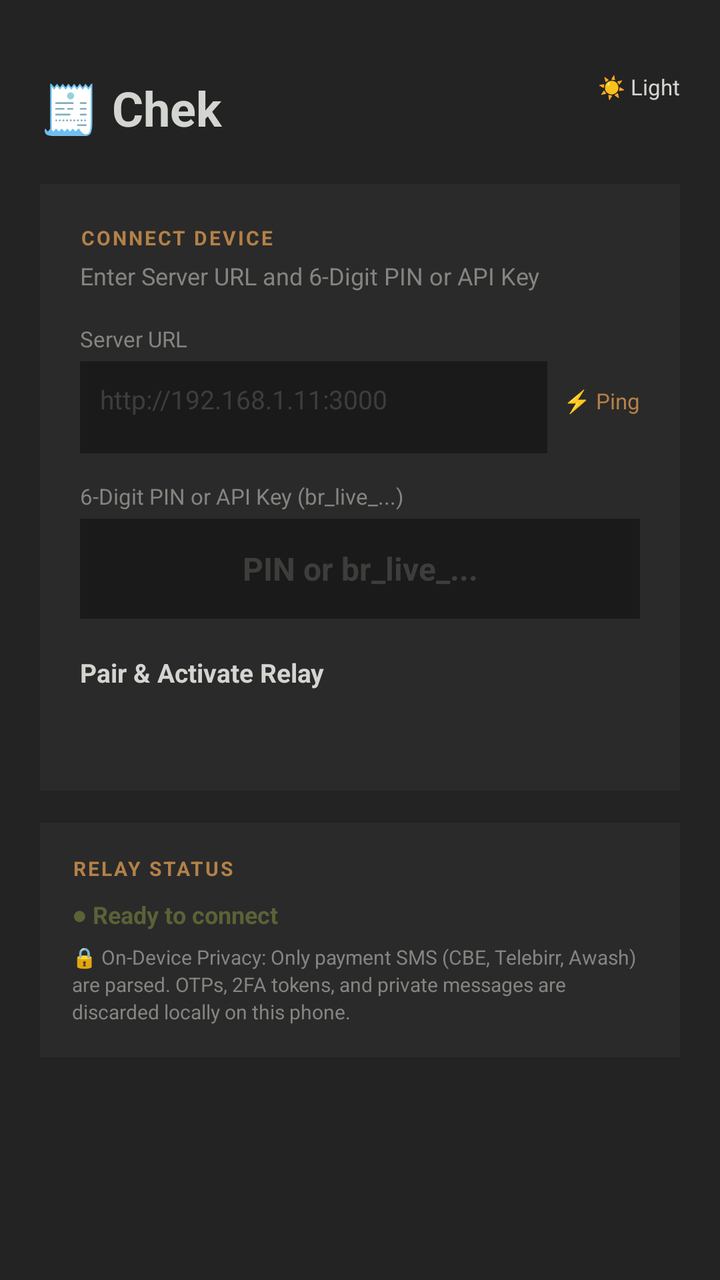
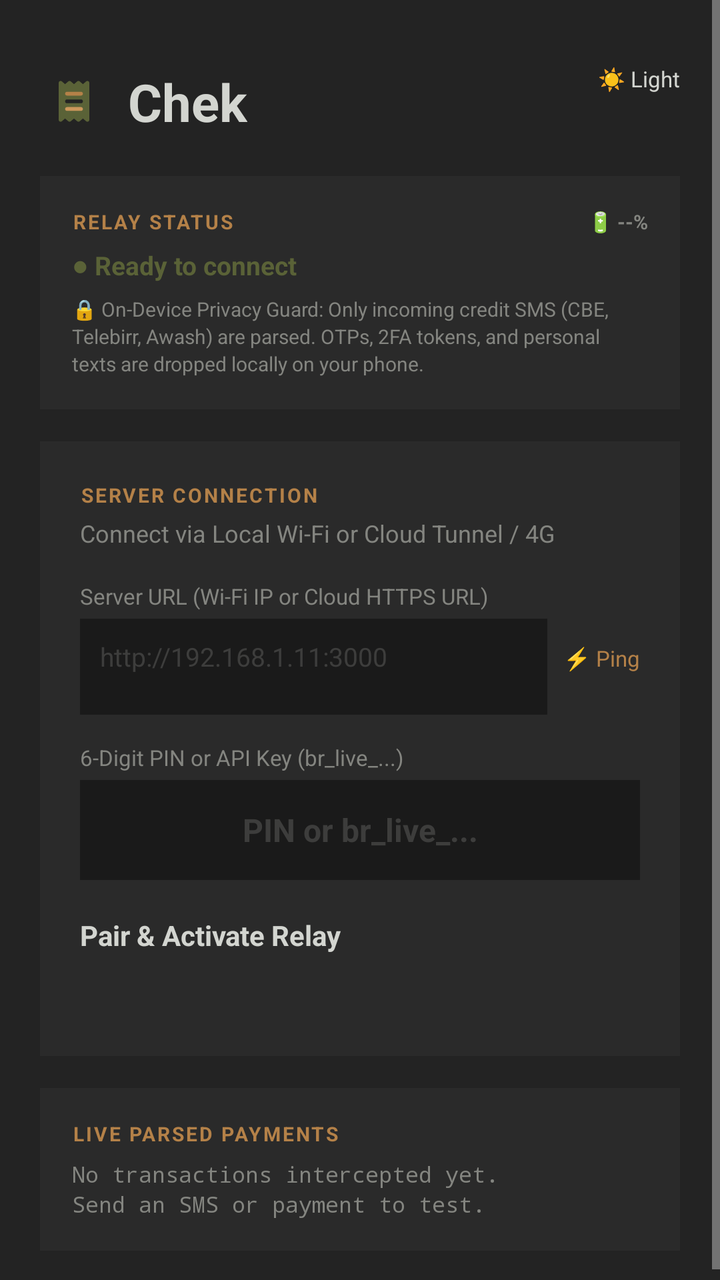

Before-and-after screenshots of an Android layout around one commit, followed by the original layout XML and the change that was made.
<!-- AndroidManifest.xml: application theme Theme.BirrRelay -->
<!-- res/layout/activity_main.xml -->
<?xml version="1.0" encoding="utf-8"?>
<ScrollView xmlns:android="http://schemas.android.com/apk/res/android"
    android:id="@+id/rootLayout"
    android:layout_width="match_parent"
    android:layout_height="match_parent"
    android:fillViewport="true"
    android:background="@color/eyu_canvas_dark">

    <LinearLayout
        android:layout_width="match_parent"
        android:layout_height="wrap_content"
        android:orientation="vertical"
        android:padding="20dp"
        android:gravity="center_horizontal">

        
        <LinearLayout
            android:layout_width="match_parent"
            android:layout_height="wrap_content"
            android:orientation="horizontal"
            android:gravity="center_vertical"
            android:layout_marginTop="16dp"
            android:layout_marginBottom="20dp">

            <TextView
                android:layout_width="0dp"
                android:layout_height="wrap_content"
                android:layout_weight="1"
                android:text="🧾 Chek"
                android:textColor="@color/eyu_ink_dark"
                android:textSize="24sp"
                android:textStyle="bold" />

            
            <Button
                android:id="@+id/btnThemeToggle"
                android:layout_width="wrap_content"
                android:layout_height="36dp"
                android:text="☀️ Light"
                android:textSize="11sp"
                android:textColor="@color/eyu_ink_dark"
                android:backgroundTint="@color/eyu_surface_elevated_dark" />
        </LinearLayout>

        
        <LinearLayout
            android:id="@+id/mainCard"
            android:layout_width="match_parent"
            android:layout_height="wrap_content"
            android:orientation="vertical"
            android:background="@color/eyu_surface_dark"
            android:padding="20dp"
            android:layout_marginBottom="16dp">

            <TextView
                android:layout_width="wrap_content"
                android:layout_height="wrap_content"
                android:text="CONNECT DEVICE"
                android:textColor="@color/eyu_golden_ochre"
                android:textSize="10sp"
                android:textStyle="bold"
                android:letterSpacing="0.1"
                android:layout_marginBottom="4dp" />

            <TextView
                android:id="@+id/tvCardSubtitle"
                android:layout_width="wrap_content"
                android:layout_height="wrap_content"
                android:text="Enter Server URL and 6-Digit PIN or API Key"
                android:textColor="@color/eyu_ink_muted_dark"
                android:textSize="12sp"
                android:layout_marginBottom="16dp" />

            
            <TextView
                android:layout_width="wrap_content"
                android:layout_height="wrap_content"
                android:text="Server URL"
                android:textColor="@color/eyu_ink_muted_dark"
                android:textSize="11sp"
                android:layout_marginBottom="4dp" />

            <LinearLayout
                android:layout_width="match_parent"
                android:layout_height="wrap_content"
                android:orientation="horizontal"
                android:layout_marginBottom="14dp">

                <EditText
                    android:id="@+id/etServerUrl"
                    android:layout_width="0dp"
                    android:layout_height="46dp"
                    android:layout_weight="1"
                    android:hint="http://192.168.1.11:3000"
                    android:textColor="@color/eyu_ink_dark"
                    android:textColorHint="#55848580"
                    android:background="@color/eyu_surface_pressed_dark"
                    android:padding="10dp"
                    android:textSize="13sp" />

                <Button
                    android:id="@+id/btnTestPing"
                    android:layout_width="wrap_content"
                    android:layout_height="46dp"
                    android:text="⚡ Ping"
                    android:textSize="11sp"
                    android:textColor="@color/eyu_golden_ochre"
                    android:backgroundTint="@color/eyu_surface_elevated_dark"
                    android:layout_marginStart="8dp" />
            </LinearLayout>

            
            <TextView
                android:id="@+id/tvCodeLabel"
                android:layout_width="wrap_content"
                android:layout_height="wrap_content"
                android:text="6-Digit PIN or API Key (br_live_...)"
                android:textColor="@color/eyu_ink_muted_dark"
                android:textSize="11sp"
                android:layout_marginBottom="4dp" />

            <EditText
                android:id="@+id/etPairingCode"
                android:layout_width="match_parent"
                android:layout_height="50dp"
                android:hint="PIN or br_live_..."
                android:textColor="@color/eyu_golden_ochre"
                android:textColorHint="#55848580"
                android:background="@color/eyu_surface_pressed_dark"
                android:padding="10dp"
                android:textSize="16sp"
                android:textStyle="bold"
                android:gravity="center"
                android:layout_marginBottom="18dp" />

            
            <Button
                android:id="@+id/btnPair"
                android:layout_width="match_parent"
                android:layout_height="48dp"
                android:text="Pair &amp; Activate Relay"
                android:textColor="@color/eyu_ink_dark"
                android:backgroundTint="@color/eyu_olive_moss"
                android:textStyle="bold"
                android:textSize="13sp" />

        </LinearLayout>

        
        <LinearLayout
            android:id="@+id/statusCard"
            android:layout_width="match_parent"
            android:layout_height="wrap_content"
            android:orientation="vertical"
            android:background="@color/eyu_surface_dark"
            android:padding="16dp">

            <TextView
                android:layout_width="wrap_content"
                android:layout_height="wrap_content"
                android:text="RELAY STATUS"
                android:textColor="@color/eyu_golden_ochre"
                android:textSize="10sp"
                android:textStyle="bold"
                android:letterSpacing="0.1"
                android:layout_marginBottom="8dp" />

            <TextView
                android:id="@+id/tvStatus"
                android:layout_width="wrap_content"
                android:layout_height="wrap_content"
                android:text="● Ready to connect"
                android:textColor="@color/eyu_olive_moss"
                android:textSize="12sp"
                android:textStyle="bold"
                android:layout_marginBottom="6dp" />

            <TextView
                android:id="@+id/tvPrivacyNotice"
                android:layout_width="wrap_content"
                android:layout_height="wrap_content"
                android:text="🔒 On-Device Privacy: Only payment SMS (CBE, Telebirr, Awash) are parsed. OTPs, 2FA tokens, and private messages are discarded locally on this phone."
                android:textColor="@color/eyu_ink_muted_dark"
                android:textSize="10sp"
                android:lineSpacingExtra="2dp" />

        </LinearLayout>

    </LinearLayout>
</ScrollView>
<!-- resources referenced by this layout -->
<resources>
  <color name="eyu_canvas_dark">#232323</color>
  <color name="eyu_golden_ochre">#B48148</color>
  <color name="eyu_ink_dark">#D3D5D0</color>
  <color name="eyu_ink_muted_dark">#848580</color>
  <color name="eyu_olive_moss">#5A6237</color>
  <color name="eyu_surface_dark">#2A2A2A</color>
  <color name="eyu_surface_elevated_dark">#323232</color>
  <color name="eyu_surface_pressed_dark">#1A1A1A</color>
  <style name="Theme.BirrRelay" parent="android:Theme.Material.NoActionBar">
          <item name="android:statusBarColor">@color/eyu_canvas_dark</item>
          <item name="android:navigationBarColor">@color/eyu_canvas_dark</item>
          <item name="android:windowBackground">@color/eyu_canvas_dark</item>
          <item name="android:textColorPrimary">@color/eyu_ink_dark</item>
          <item name="android:colorAccent">@color/eyu_olive_moss</item>
      </style>
</resources>

<!-- the commit's change to res/layout/activity_main.xml (unified diff, before → after) -->
@@ -19,27 +19,100 @@
             android:layout_height="wrap_content"
             android:orientation="horizontal"
             android:gravity="center_vertical"
-            android:layout_marginTop="16dp"
-            android:layout_marginBottom="20dp">
-
-            <TextView
+            android:layout_marginTop="12dp"
+            android:layout_marginBottom="18dp">
+
+            <LinearLayout
                 android:layout_width="0dp"
                 android:layout_height="wrap_content"
                 android:layout_weight="1"
-                android:text="🧾 Chek"
-                android:textColor="@color/eyu_ink_dark"
-                android:textSize="24sp"
-                android:textStyle="bold" />
+                android:orientation="horizontal"
+                android:gravity="center_vertical">
+
+                <ImageView
+                    android:id="@+id/ivBrandIcon"
+                    android:layout_width="34dp"
+                    android:layout_height="34dp"
+                    android:src="@drawable/ic_launcher_foreground"
+                    android:layout_marginEnd="10dp" />
+
+                <TextView
+                    android:id="@+id/tvBrandTitle"
+                    android:layout_width="wrap_content"
+                    android:layout_height="wrap_content"
+                    android:text="Chek"
+                    android:textColor="@color/eyu_ink_dark"
+                    android:textSize="26sp"
+                    android:textStyle="bold" />
+            </LinearLayout>
 
             
             <Button
                 android:id="@+id/btnThemeToggle"
                 android:layout_width="wrap_content"
-                android:layout_height="36dp"
+                android:layout_height="38dp"
                 android:text="☀️ Light"
                 android:textSize="11sp"
                 android:textColor="@color/eyu_ink_dark"
                 android:backgroundTint="@color/eyu_surface_elevated_dark" />
+        </LinearLayout>
+
+        
+        <LinearLayout
+            android:id="@+id/statusCard"
+            android:layout_width="match_parent"
+            android:layout_height="wrap_content"
+            android:orientation="vertical"
+            android:background="@color/eyu_surface_dark"
+            android:padding="16dp"
+            android:layout_marginBottom="16dp">
+
+            <LinearLayout
+                android:layout_width="match_parent"
+                android:layout_height="wrap_content"
+                android:orientation="horizontal"
+                android:gravity="center_vertical"
+                android:layout_marginBottom="6dp">
+
+                <TextView
+                    android:layout_width="0dp"
+                    android:layout_height="wrap_content"
+                    android:layout_weight="1"
+                    android:text="RELAY STATUS"
+                    android:textColor="@color/eyu_golden_ochre"
+                    android:textSize="10sp"
+                    android:textStyle="bold"
+                    android:letterSpacing="0.1" />
+
+                <TextView
+                    android:id="@+id/tvBatteryPct"
+                    android:layout_width="wrap_content"
+                    android:layout_height="wrap_content"
+                    android:text="🔋 --%"
+                    android:textColor="@color/eyu_ink_muted_dark"
+                    android:textSize="10sp"
+                    android:textStyle="bold" />
+            </LinearLayout>
+
+            <TextView
+                android:id="@+id/tvStatus"
+                android:layout_width="wrap_content"
+                android:layout_height="wrap_content"
+                android:text="● Ready to connect"
+                android:textColor="@color/eyu_olive_moss"
+                android:textSize="13sp"
+                android:textStyle="bold"
+                android:layout_marginBottom="6dp" />
+
+            <TextView
+                android:id="@+id/tvPrivacyNotice"
+                android:layout_width="wrap_content"
+                android:layout_height="wrap_content"
+                android:text="🔒 On-Device Privacy Guard: Only incoming credit SMS (CBE, Telebirr, Awash) are parsed. OTPs, 2FA tokens, and personal texts are dropped locally on your phone."
+                android:textColor="@color/eyu_ink_muted_dark"
+                android:textSize="10sp"
+                android:lineSpacingExtra="2dp" />
+
         </LinearLayout>
 
         
@@ -55,7 +128,7 @@
             <TextView
                 android:layout_width="wrap_content"
                 android:layout_height="wrap_content"
-                android:text="CONNECT DEVICE"
+                android:text="SERVER CONNECTION"
                 android:textColor="@color/eyu_golden_ochre"
                 android:textSize="10sp"
                 android:textStyle="bold"
@@ -66,16 +139,17 @@
                 android:id="@+id/tvCardSubtitle"
                 android:layout_width="wrap_content"
                 android:layout_height="wrap_content"
-                android:text="Enter Server URL and 6-Digit PIN or API Key"
+                android:text="Connect via Local Wi-Fi or Cloud Tunnel / 4G"
                 android:textColor="@color/eyu_ink_muted_dark"
                 android:textSize="12sp"
                 android:layout_marginBottom="16dp" />
 
             
             <TextView
-                android:layout_width="wrap_content"
-                android:layout_height="wrap_content"
-                android:text="Server URL"
+                android:id="@+id/tvServerUrlLabel"
+                android:layout_width="wrap_content"
+                android:layout_height="wrap_content"
+                android:text="Server URL (Wi-Fi IP or Cloud HTTPS URL)"
                 android:textColor="@color/eyu_ink_muted_dark"
                 android:textSize="11sp"
                 android:layout_marginBottom="4dp" />
@@ -89,7 +163,7 @@
                 <EditText
                     android:id="@+id/etServerUrl"
                     android:layout_width="0dp"
-                    android:layout_height="46dp"
+                    android:layout_height="48dp"
                     android:layout_weight="1"
                     android:hint="http://192.168.1.11:3000"
                     android:textColor="@color/eyu_ink_dark"
@@ -101,7 +175,7 @@
                 <Button
                     android:id="@+id/btnTestPing"
                     android:layout_width="wrap_content"
-                    android:layout_height="46dp"
+                    android:layout_height="48dp"
                     android:text="⚡ Ping"
                     android:textSize="11sp"
                     android:textColor="@color/eyu_golden_ochre"
@@ -137,18 +211,18 @@
             <Button
                 android:id="@+id/btnPair"
                 android:layout_width="match_parent"
-                android:layout_height="48dp"
+                android:layout_height="50dp"
                 android:text="Pair &amp; Activate Relay"
                 android:textColor="@color/eyu_ink_dark"
                 android:backgroundTint="@color/eyu_olive_moss"
                 android:textStyle="bold"
-                android:textSize="13sp" />
-
-        </LinearLayout>
-
-        
-        <LinearLayout
-            android:id="@+id/statusCard"
+                android:textSize="14sp" />
+
+        </LinearLayout>
+
+        
+        <LinearLayout
+            android:id="@+id/logCard"
             android:layout_width="match_parent"
             android:layout_height="wrap_content"
             android:orientation="vertical"
@@ -158,30 +232,21 @@
             <TextView
                 android:layout_width="wrap_content"
                 android:layout_height="wrap_content"
-                android:text="RELAY STATUS"
+                android:text="LIVE PARSED PAYMENTS"
                 android:textColor="@color/eyu_golden_ochre"
                 android:textSize="10sp"
                 android:textStyle="bold"
                 android:letterSpacing="0.1"
-                android:layout_marginBottom="8dp" />
-
-            <TextView
-                android:id="@+id/tvStatus"
-                android:layout_width="wrap_content"
-                android:layout_height="wrap_content"
-                android:text="● Ready to connect"
-                android:textColor="@color/eyu_olive_moss"
-                android:textSize="12sp"
-                android:textStyle="bold"
                 android:layout_marginBottom="6dp" />
 
             <TextView
-                android:id="@+id/tvPrivacyNotice"
-                android:layout_width="wrap_content"
-                android:layout_height="wrap_content"
-                android:text="🔒 On-Device Privacy: Only payment SMS (CBE, Telebirr, Awash) are parsed. OTPs, 2FA tokens, and private messages are discarded locally on this phone."
-                android:textColor="@color/eyu_ink_muted_dark"
-                android:textSize="10sp"
+                android:id="@+id/tvLiveLog"
+                android:layout_width="match_parent"
+                android:layout_height="wrap_content"
+                android:text="No transactions intercepted yet.\nSend an SMS or payment to test."
+                android:textColor="@color/eyu_ink_muted_dark"
+                android:textSize="11sp"
+                android:fontFamily="monospace"
                 android:lineSpacingExtra="2dp" />
 
         </LinearLayout>
<!-- resource entries referenced after the edit -->
@@ -8,6 +8,43 @@
   <color name="eyu_surface_dark">#2A2A2A</color>
   <color name="eyu_surface_elevated_dark">#323232</color>
   <color name="eyu_surface_pressed_dark">#1A1A1A</color>
+  <!-- drawable ic_launcher_foreground (drawable) -->
+  <?xml version="1.0" encoding="utf-8"?>
+  <vector xmlns:android="http://schemas.android.com/apk/res/android"
+      android:width="108dp"
+      android:height="108dp"
+      android:viewportWidth="640"
+      android:viewportHeight="640">
+  
+      
+      <group
+          android:scaleX="0.75"
+          android:scaleY="0.75"
+          android:translateX="80"
+          android:translateY="80">
+  
+          
+          <path
+              android:fillColor="#5A6237"
+              android:pathData="M142,66.2C150.5,62.3 160.5,63.7 167.6,69.8L208,104.4L248.4,69.8C257.4,62.1 270.7,62.1 279.6,69.8L320,104.4L360.4,69.8C369.4,62.1 382.6,62.1 391.6,69.8L432,104.4L472.4,69.8C479.5,63.7 489.5,62.3 498,66.2C506.5,70.1 512,78.6 512,88L512,552C512,561.4 506.5,569.9 498,573.8C489.5,577.7 479.5,576.3 472.4,570.2L432,535.6L391.6,570.2C382.6,577.9 369.4,577.9 360.4,570.2L320,535.6L279.6,570.2C270.6,577.9 257.3,577.9 248.4,570.2L208,535.6L167.6,570.2C160.5,576.3 150.5,577.7 142,573.8C133.5,569.9 128,561.4 128,552L128,88C128,78.6 133.5,70.1 142,66.2Z" />
+  
+          
+          <path
+              android:fillColor="#B48148"
+              android:pathData="M232,200C218.7,200 208,210.7 208,224C208,237.3 218.7,248 232,248L408,248C421.3,248 432,237.3 432,224C432,210.7 421.3,200 408,200L232,200Z" />
+  
+          
+          <path
+              android:fillColor="#232323"
+              android:pathData="M232,296C218.7,296 208,306.7 208,320C208,333.3 218.7,344 232,344L408,344C421.3,344 432,333.3 432,320C432,306.7 421.3,296 408,296L232,296Z" />
+  
+          
+          <path
+              android:fillColor="#CB975B"
+              android:pathData="M208,416C208,429.3 218.7,440 232,440L408,440C421.3,440 432,429.3 432,416C432,402.7 421.3,392 408,392L232,392C218.7,392 208,402.7 208,416Z" />
+  
+      </group>
+  </vector>
   <style name="Theme.BirrRelay" parent="android:Theme.Material.NoActionBar">
           <item name="android:statusBarColor">@color/eyu_canvas_dark</item>
           <item name="android:navigationBarColor">@color/eyu_canvas_dark</item>
